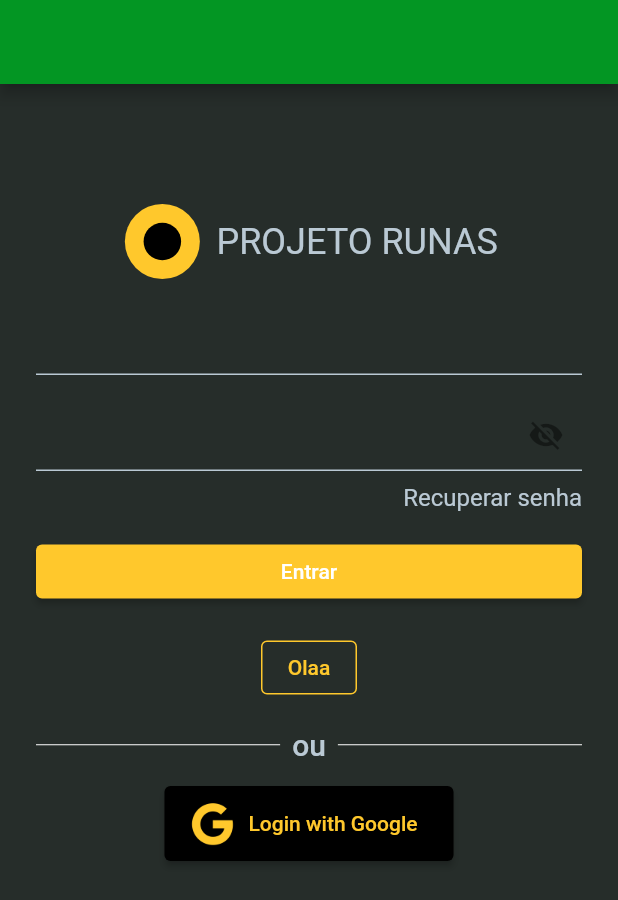
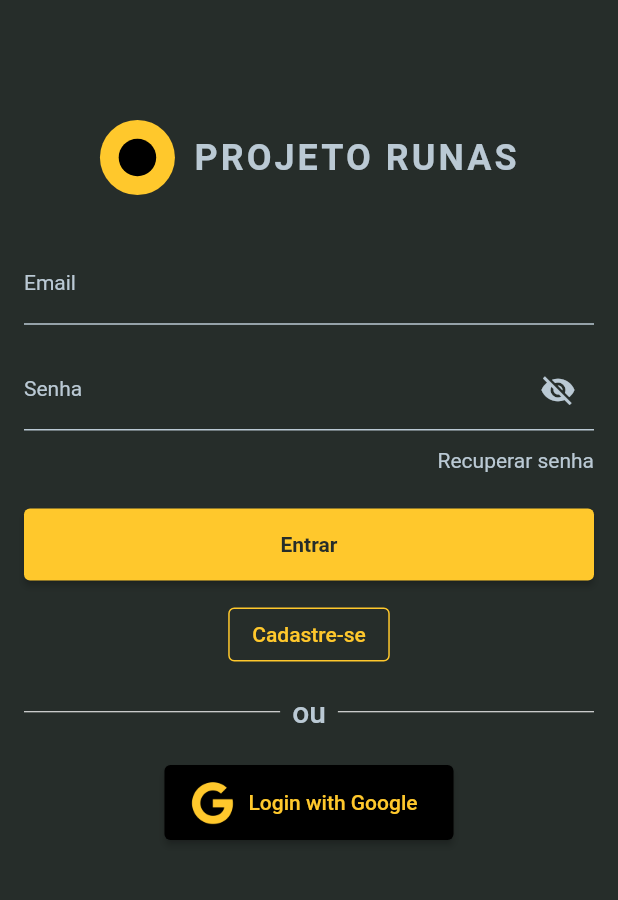
Before and after one commit to proz-tecnologia/t1App01, a Flutter app: the screen it shows after launch, on a phone screen of 412 x 824 dp. Shown: the top 900 px of the screen. Run offline on Flutter 3.47's test engine with Material 2 defaults, Android fonts, the phone set to English and light mode, and no system bars; our stand-ins replace brasil_fields.

Commit message:
Refactor login_page.dart rectify logo position and improve style

```diff
--- a/lib/app.dart
+++ b/lib/app.dart
@@ -1,8 +1,8 @@
 import 'package:first_app/design_system/my_color.dart';
 import 'package:first_app/design_system/text_theme.dart';
+import 'package:first_app/features/authentication/login_page.dart';
 import 'package:first_app/features/authentication/splash.dart';
 import 'package:first_app/features/home/home_page.dart';
-import 'package:first_app/features/authentication/login_page.dart';
 import 'package:flutter/material.dart';
 
 class MyApp extends StatelessWidget {
@@ -41,13 +41,13 @@ class MyApp extends StatelessWidget {
         ),
         elevatedButtonTheme: ElevatedButtonThemeData(
           style: ElevatedButton.styleFrom(
-            primary: const Color(0xFFFFC82C),
+            backgroundColor: const Color(0xFFFFC82C),
             fixedSize: const Size.fromHeight(30),
           ),
         ),
         outlinedButtonTheme: OutlinedButtonThemeData(
             style: OutlinedButton.styleFrom(
-          primary: const Color(0xFFFFC82C),
+          backgroundColor: const Color(0xFFFFC82C),
           side: const BorderSide(color: Color(0xFFFFC82C)),
         )),
       ),
--- a/lib/design_system/text_theme.dart
+++ b/lib/design_system/text_theme.dart
@@ -7,7 +7,13 @@ class MyTexTheme {
       fontWeight: FontWeight.bold,
     ),
     headline6: TextStyle(color: Color(0xFFBAC9D4)),
-    headline5: TextStyle(color: Color(0xFFBAC9D4)),
-    subtitle1: TextStyle(color: Color(0xFFBAC9D4)),
+    headline5: TextStyle(
+        color: Color(0xFFBAC9D4),
+        fontWeight: FontWeight.bold,
+        fontSize: 24,
+        letterSpacing: 2,
+        fontFamily: 'Roboto'),
+    subtitle1: TextStyle(color: Color(0xFFBAC9D4), fontSize: 14),
+    subtitle2: TextStyle(color: Color(0xFFFFC82C)),
   );
 }
--- a/lib/features/authentication/login_page.dart
+++ b/lib/features/authentication/login_page.dart
@@ -1,3 +1,5 @@
+import 'dart:developer';
+
 import 'package:first_app/design_system/my_images.dart';
 import 'package:first_app/shared/widgets/logo.dart';
 import 'package:flutter/material.dart';
@@ -7,47 +9,51 @@ class LoginPage extends StatelessWidget {
   const LoginPage({Key? key}) : super(key: key);
 
   void onPressed() {
-    print('outrooo clicou');
-  }
-
-  void outro() {
-    print('kaioo legal');
+    log('Social Button');
   }
 
   @override
   Widget build(BuildContext context) {
     return Scaffold(
-      appBar: AppBar(),
-      body: Padding(
-        padding: const EdgeInsets.all(24.0),
+      body: SingleChildScrollView(
+        padding: const EdgeInsets.all(16.0),
         child: Column(
-          mainAxisSize: MainAxisSize.min,
+          mainAxisAlignment: MainAxisAlignment.spaceAround,
           children: [
-            const SizedBox(height: kToolbarHeight),
+            const SizedBox(height: 64),
             Row(
               mainAxisAlignment: MainAxisAlignment.center,
               children: [
-                ///TODO: Ajeitar o espaçamento aqui
-                const Spacer(),
-                const LogoWidget(
-                  logoHeight: 50,
-                  innerHeight: 25,
+                const SizedBox(
+                  height: 50,
+                  width: 50,
+                  child: LogoWidget(logoHeight: 50, innerHeight: 25),
                 ),
-                const SizedBox(width: 8),
+                const SizedBox(
+                  width: 12.0,
+                ),
                 Text('PROJETO RUNAS',
-                    textAlign: TextAlign.center,
                     style: Theme.of(context).textTheme.headline5),
-                const Spacer(),
               ],
             ),
-            const SizedBox(height: 16),
-            const TextField(),
+            const SizedBox(height: 32),
+            TextField(
+              decoration: InputDecoration(
+                labelText: 'Email',
+                labelStyle: Theme.of(context).textTheme.subtitle1,
+              ),
+            ),
             const SizedBox(height: 16),
             TextField(
               decoration: InputDecoration(
+                labelStyle: Theme.of(context).textTheme.subtitle1,
+                labelText: 'Senha',
                 suffixIcon: IconButton(
                   onPressed: () {},
-                  icon: const Icon(Icons.visibility_off),
+                  icon: const Icon(
+                    Icons.visibility_off,
+                    color: Color(0xFFBAC9D4),
+                  ),
                 ),
               ),
             ),
@@ -55,26 +61,35 @@ class LoginPage extends StatelessWidget {
               mainAxisAlignment: MainAxisAlignment.end,
               children: [
                 Padding(
-                  padding: const EdgeInsets.only(top: 8.0),
+                  padding: const EdgeInsets.only(top: 12.0),
                   child: Text('Recuperar senha',
                       style: Theme.of(context).textTheme.subtitle1),
                 ),
               ],
             ),
-            const SizedBox(height: 16),
+            const SizedBox(height: 24),
             SizedBox(
               width: double.infinity,
+              height: 48,
               child: ElevatedButton(
                 onPressed: () {
                   Navigator.of(context).pushNamed('home');
                 },
-                child: const Text('Entrar'),
+                child: const Text(
+                  'Entrar',
+                  style: TextStyle(
+                      color: Color(0xFF262D2A), fontWeight: FontWeight.bold),
+                ),
               ),
             ),
-            const SizedBox(height: 16),
+            const SizedBox(height: 12),
             OutlinedButton(
               onPressed: () {},
-              child: const Text('Olaa'),
+              style: OutlinedButton.styleFrom(
+                backgroundColor: Colors.transparent,
+                foregroundColor: const Color(0xFFFFC82C),
+              ),
+              child: const Text('Cadastre-se'),
             ),
             const SizedBox(height: 16),
             Row(
@@ -88,7 +103,7 @@ class LoginPage extends StatelessWidget {
                 const Expanded(child: Divider(color: Colors.white)),
               ],
             ),
-            const SizedBox(height: 16),
+            const SizedBox(height: 24),
             SocialButton(
               imagePath: google,
               text: 'Login with Google',
@@ -117,7 +132,7 @@ class SocialButton extends StatelessWidget {
   Widget build(BuildContext context) {
     return ElevatedButton(
       style: ElevatedButton.styleFrom(
-        primary: Colors.black,
+        backgroundColor: Colors.black,
         fixedSize: const Size.fromHeight(50),
       ),
       onPressed: onPressed,
```
Also changed, not shown: pubspec.lock.
